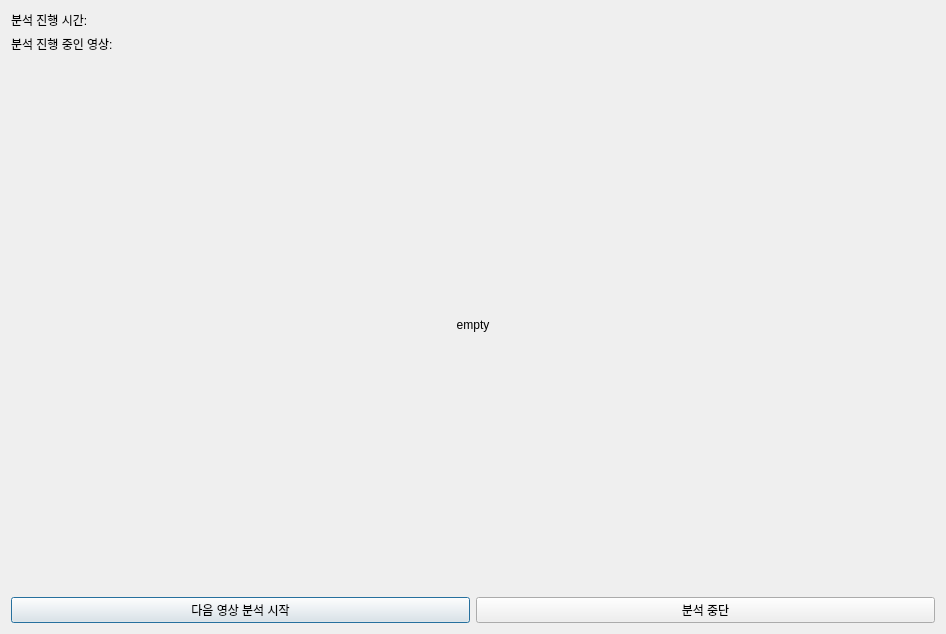
First picture: the form in UI/ui/analysis.ui, repository Adel-es/multi_covid19_cctv_analyzer, before the edit.
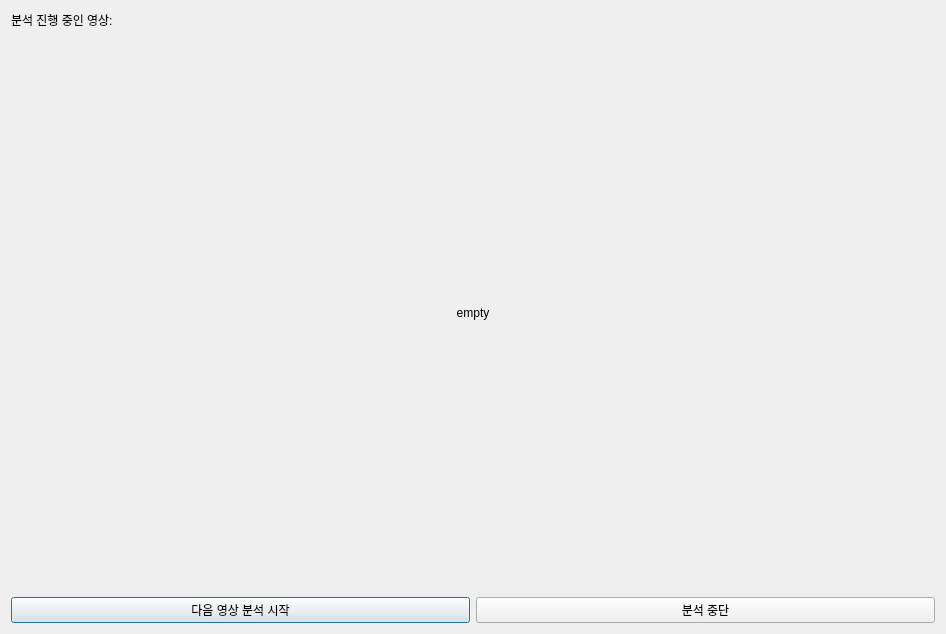
Second picture: the form after the edit.

Commit message:
Draw a better timeline and modify analysis ui
 * timeline의 가로선과 막대의 비율이 제대로 지켜지지 않는 버그 수정
 * 영상에서 확진자가 없을 때 에러 발생하는 것 수정
 * Analysis ui에서 timer 기능 제거
 * 접촉자 사진을 일정한 크기로 resize함

Diff of the .ui file:
```diff
--- a/UI/ui/analysis.ui
+++ b/UI/ui/analysis.ui
@@ -13,25 +13,7 @@
   <property name="windowTitle">
    <string>Dialog</string>
   </property>
-  <layout class="QVBoxLayout" name="verticalLayout" stretch="0,0,1,0">
-   <item>
-    <layout class="QHBoxLayout" name="horizontalLayout" stretch="0,10">
-     <item>
-      <widget class="QLabel" name="label">
-       <property name="text">
-        <string>분석 진행 시간: </string>
-       </property>
-      </widget>
-     </item>
-     <item>
-      <widget class="QLabel" name="timeLabel">
-       <property name="text">
-        <string/>
-       </property>
-      </widget>
-     </item>
-    </layout>
-   </item>
+  <layout class="QVBoxLayout" name="verticalLayout" stretch="0,1,0">
    <item>
     <layout class="QHBoxLayout" name="horizontalLayout_2" stretch="0,1">
      <item>
```
The commit also changes 14 other files.
